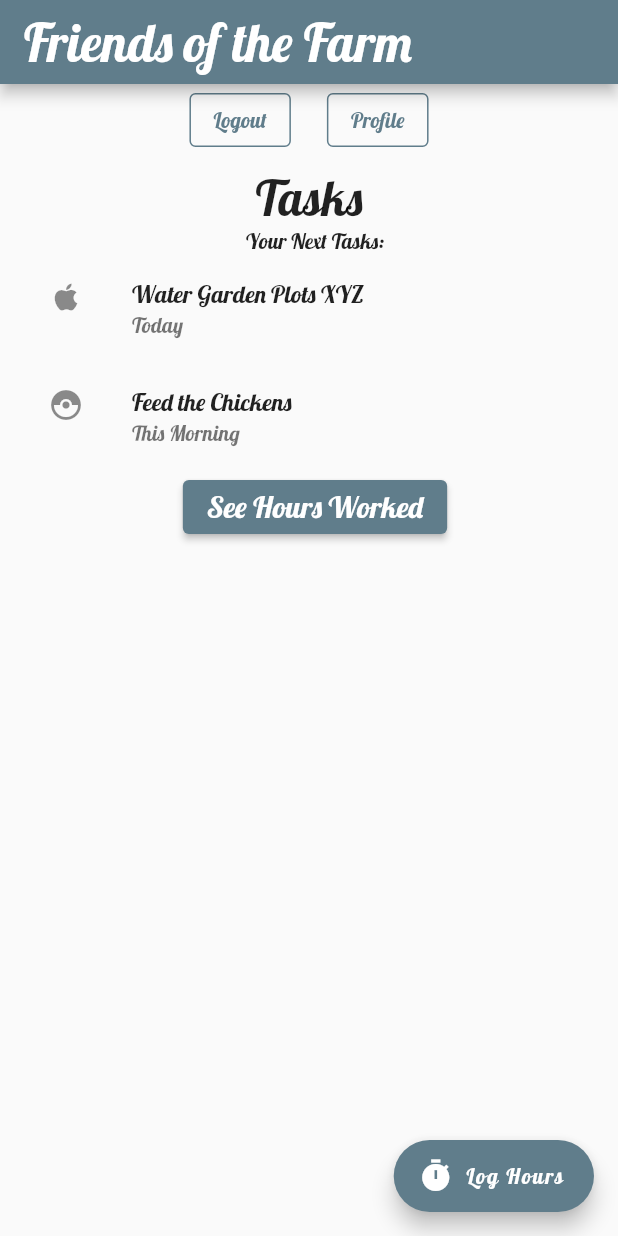
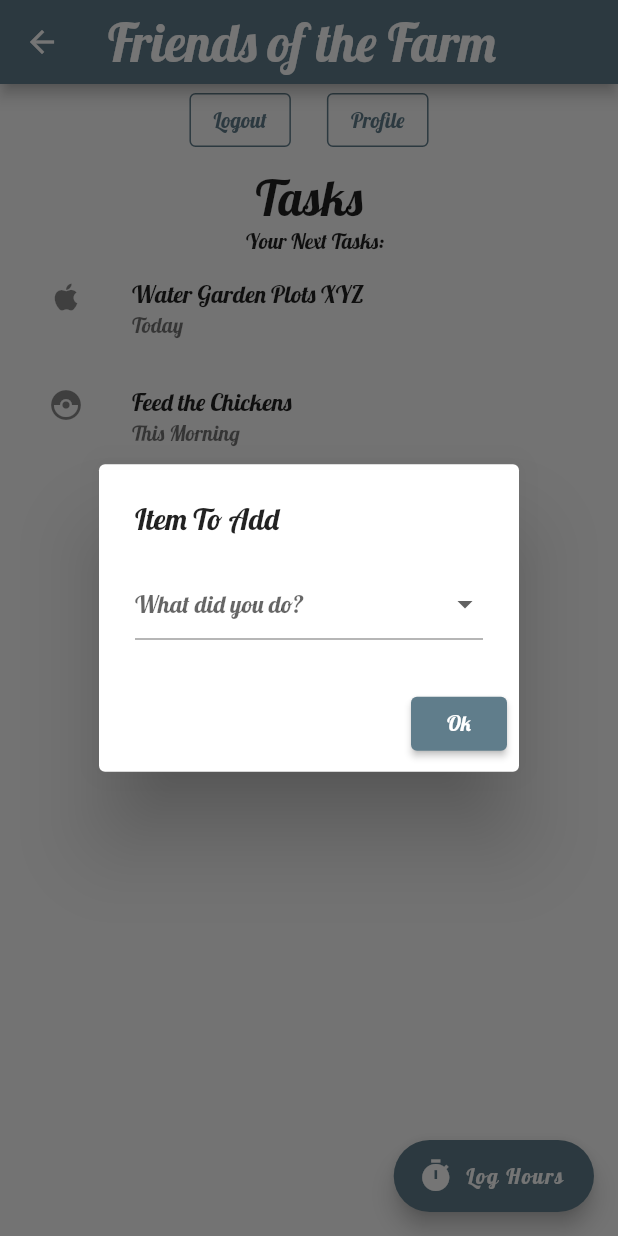
Before and after one commit to cathymariza/Friends_of_the_farm, a Flutter app: the HomePage screen opened directly, after a tap on "Log Hours", on a phone screen of 412 x 824 dp. Run offline on Flutter 3.47's test engine with Material 2 defaults, Android fonts, the phone set to English and light mode, and no system bars; our stand-ins replace cloud_firestore, firebase_auth, firebase_core, google_fonts; missing offline and left inert: firebase_ui_auth; accounts and stored records are empty.

Commit message:
Fixed LoginPage bug, dialogue box beginings
Fixed bugs relating to the Login Page and the dialogue box is now popping up, there is a dropdown list and I will make the other inputs soon.

```diff
--- a/friends_of_the_farm/lib/main.dart
+++ b/friends_of_the_farm/lib/main.dart
@@ -1,3 +1,4 @@
+import 'package:flutter/foundation.dart';
 import 'package:flutter/material.dart';
 import 'package:friends_of_the_farm/pages/profile_page.dart';
 import 'package:friends_of_the_farm/pages/home.dart';
@@ -101,8 +102,48 @@ class ApplicationState extends ChangeNotifier {
   }
 }
 
-class HomePage extends StatelessWidget {
+class HomePage extends StatefulWidget {
   const HomePage({super.key});
+
+  @override
+  State<HomePage> createState() => _HomePageState();
+}
+
+class _HomePageState extends State<HomePage> {
+  var tasks = [
+    'Task 1',
+    'Task 2',
+    'Task 3',
+    'Task 4',
+    'Task 5',
+  ];
+  Future<void> _displayTextInputDialog(BuildContext context) async {
+    return showDialog(
+        context: context,
+        builder: (context) {
+          return AlertDialog(
+            title: Text('Item To Add'),
+            content: DropdownButtonFormField(
+              items: tasks.map((String items) {
+                return DropdownMenuItem(
+                  value: items,
+                  child: Text(items),
+                );
+              }).toList(),
+              onChanged: (value) {},
+              decoration: const InputDecoration(hintText: "What did you do?"),
+            ),
+            actions: <Widget>[
+              ElevatedButton(
+                  key: const Key("OKButton"),
+                  child: const Text("Ok"),
+                  onPressed: () {}),
+
+              // https://stackoverflow.com/questions/52468987/how-to-turn-disabled-button-into-enabled-button-depending-on-conditions
+            ],
+          );
+        });
+  }
 
   @override
   Widget build(BuildContext context) {
@@ -148,7 +189,9 @@ class HomePage extends StatelessWidget {
         ),
       ]),
       floatingActionButton: FloatingActionButton.extended(
-        onPressed: () {},
+        onPressed: () {
+          _displayTextInputDialog(context);
+        },
         label: Text('Log Hours'),
         icon: Icon(Icons.timer),
       ),
@@ -262,7 +305,7 @@ class _LoginScreenState extends State<LoginScreen> {
                             'Please check your email to verify your email address'));
                     ScaffoldMessenger.of(context).showSnackBar(snackBar);
                   }
-                  Navigator.of(context).pop();
+                  Navigator.of(context).pushReplacementNamed('/home');
                 }
               })),
             ],
@@ -301,7 +344,6 @@ class _LoginScreenState extends State<LoginScreen> {
         ),
         visualDensity: VisualDensity.adaptivePlatformDensity,
       ),
-      home: HomePage(),
     );
   }
 }
```
